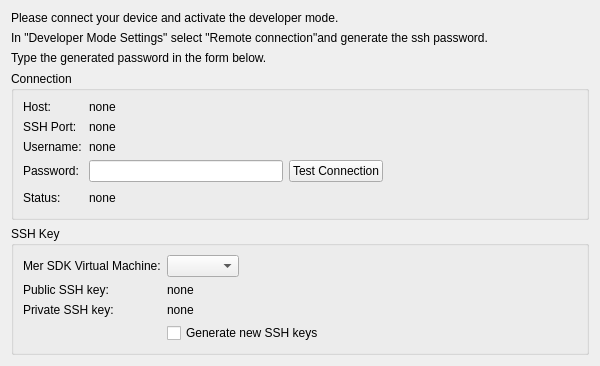
Old version of the form src/plugins/mer/merhardwaredevicewizardkeypage.ui in the repository sailfishos/sailfish-qtcreator.
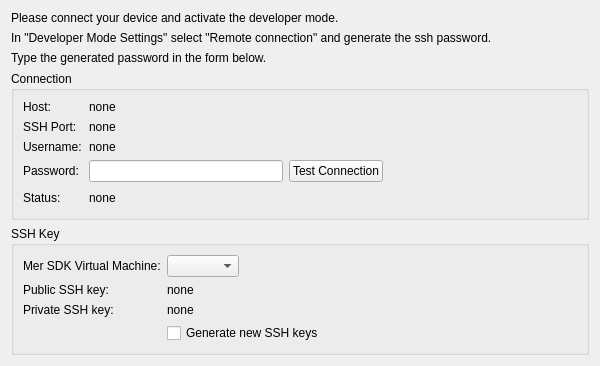
New version of the form.

```diff
--- a/src/plugins/mer/merhardwaredevicewizardkeypage.ui
+++ b/src/plugins/mer/merhardwaredevicewizardkeypage.ui
@@ -24,7 +24,7 @@
    <item>
     <widget class="QLabel" name="infoLabel2">
      <property name="text">
-      <string>In &quot;Developer Mode Settings&quot; select &quot;Remote connection&quot;and generate the ssh password. </string>
+      <string>In &quot;Developer Mode Settings&quot; select &quot;Remote connection&quot; and generate the ssh password. </string>
      </property>
     </widget>
    </item>
```
